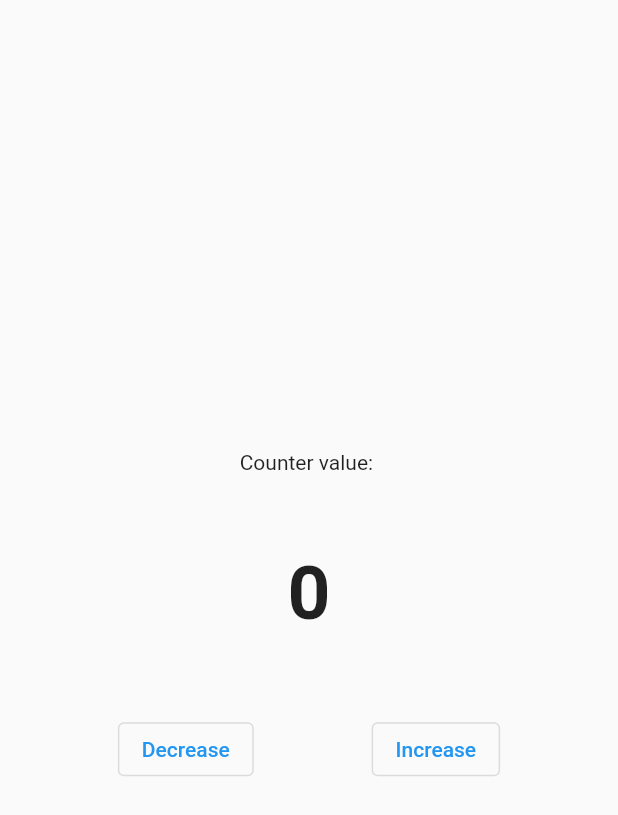
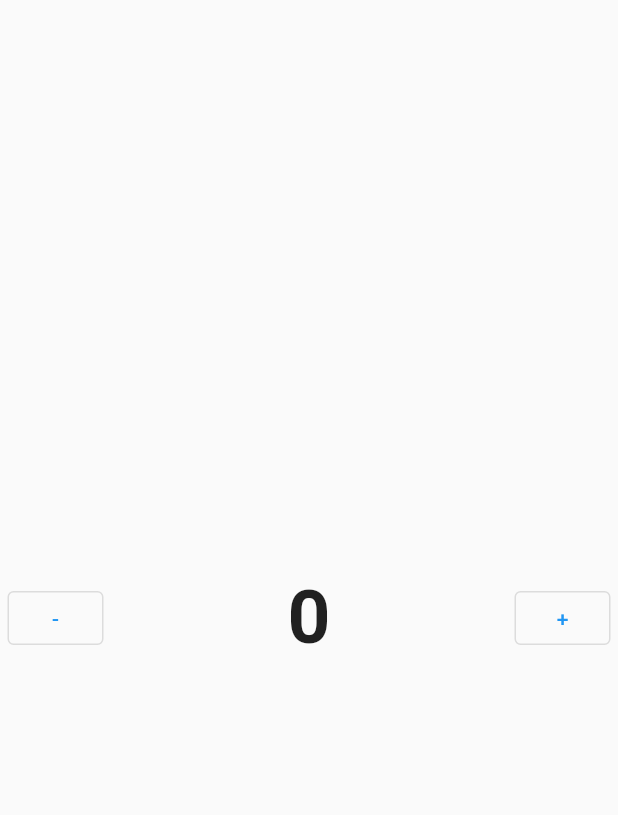
Before and after one commit to desdrianton/flutter_playground, a Flutter app: the screen it shows after launch, on a phone screen of 412 x 824 dp. Shown: the top 815 px of the screen. Run offline on Flutter 3.47's test engine with Material 2 defaults, Android fonts, the phone set to English and light mode, and no system bars.

Commit message:
Basic Provider

```diff
--- a/learn/state_provider/lib/_01_basic_provider/app.dart
+++ b/learn/state_provider/lib/_01_basic_provider/app.dart
@@ -1,18 +1,17 @@
-import 'package:flutter/cupertino.dart';
+import 'dart:developer';
+
 import 'package:flutter/material.dart';
-import 'package:provider/provider.dart';
+import 'package:state_provider/_01_basic_provider/counter_widget.dart';
 
 class BasicProviderApp extends StatelessWidget {
   const BasicProviderApp({Key? key}) : super(key: key);
 
   @override
   Widget build(BuildContext context) {
-    return ChangeNotifierProvider(
-      create: (context) => CounterModel(),
-      child: MaterialApp(
-        title: 'Basic Provider App',
-        home: MyPage(),
-      ),
+    log('=== BasicProviderApp.build');
+
+    return MaterialApp(
+      home: MyPage(),
     );
   }
 }
@@ -22,69 +21,10 @@ class MyPage extends StatelessWidget {
 
   @override
   Widget build(BuildContext context) {
+    log('=== MyPage.build');
+
     return Scaffold(
-      body: Center(
-        child: Column(
-          mainAxisAlignment: MainAxisAlignment.center,
-          children: [
-            const Text('Counter value: '),
-            const SizedBox(
-              height: 50,
-            ),
-            _counterInfo(),
-            const SizedBox(
-              height: 50,
-            ),
-            Row(
-              children: [_decreaseButton(context), _increaseButton(context)],
-              mainAxisAlignment: MainAxisAlignment.spaceEvenly,
-            ),
-          ],
-        ),
-      ),
-    );
-  }
-
-  Widget _counterInfo() {
-    return Consumer<CounterModel>(
-      builder: (context, counter, child) {
-        return Text(
-          '${counter.value}',
-          style: const TextStyle(fontSize: 50, fontWeight: FontWeight.bold),
-        );
-      },
-    );
-  }
-
-  Widget _decreaseButton(BuildContext context) {
-    return OutlinedButton(
-      onPressed: () {
-        context.read<CounterModel>().decrease();
-      },
-      child: const Text('Decrease'),
-    );
-  }
-
-  Widget _increaseButton(BuildContext context) {
-    return OutlinedButton(
-      onPressed: () {
-        context.read<CounterModel>().increase();
-      },
-      child: const Text('Increase'),
+      body: Center(child: CounterWidget(),),
     );
   }
 }
-
-class CounterModel with ChangeNotifier {
-  int value = 0;
-
-  void increase() {
-    value++;
-    notifyListeners();
-  }
-
-  void decrease() {
-    value--;
-    notifyListeners();
-  }
-}
--- /dev/null
+++ b/learn/state_provider/lib/_01_basic_provider/counter_widget.dart
@@ -0,0 +1,101 @@
+import 'dart:developer';
+
+import 'package:flutter/material.dart';
+import 'package:provider/provider.dart';
+
+class _CounterModel with ChangeNotifier {
+  int value = 0;
+
+  void increase() {
+    value++;
+    notifyListeners();
+  }
+
+  void decrease() {
+    value--;
+    notifyListeners();
+  }
+}
+
+class CounterWidget extends StatelessWidget {
+  CounterWidget() : super(key: UniqueKey());
+
+  @override
+  Widget build(BuildContext context) {
+    log('=== CounterWidget.build');
+
+    return ChangeNotifierProvider(
+      create: (context) => _CounterModel(),
+      builder: (context, child) {
+        log('=== ChangeNotifierProvider.builder');
+
+        return Row(
+          mainAxisAlignment: MainAxisAlignment.spaceEvenly,
+          children: [_DecreaseButton(), const Spacer(), _CounterInfo(), const Spacer(), _IncreaseButton()],
+        );
+      },
+    );
+  }
+}
+
+class _CounterInfo extends StatelessWidget {
+  _CounterInfo() : super(key: UniqueKey());
+
+  @override
+  Widget build(BuildContext context) {
+    log('=== CounterInfo.build');
+
+    return Consumer<_CounterModel>(
+      builder: (context, counter, child) {
+        log('=== Consumer.builder');
+
+        return Text(
+          '${counter.value}',
+          style: const TextStyle(fontSize: 50, fontWeight: FontWeight.bold),
+        );
+      },
+    );
+  }
+}
+
+class _DecreaseButton extends StatelessWidget {
+  _DecreaseButton() : super(key: UniqueKey());
+
+  @override
+  Widget build(BuildContext context) {
+    log('=== DecreaseButton.build');
+
+    var button = OutlinedButton(
+      onPressed: () {
+        context.read<_CounterModel>().decrease();
+      },
+      child: const Text('-'),
+    );
+
+    return Padding(
+      padding: const EdgeInsets.all(5),
+      child: button,
+    );
+  }
+}
+
+class _IncreaseButton extends StatelessWidget {
+  _IncreaseButton() : super(key: UniqueKey());
+
+  @override
+  Widget build(BuildContext context) {
+    log('=== IncreaseButton.build');
+
+    var button = OutlinedButton(
+      onPressed: () {
+        context.read<_CounterModel>().increase();
+      },
+      child: const Text('+'),
+    );
+
+    return Padding(
+      padding: const EdgeInsets.all(5),
+      child: button,
+    );
+  }
+}
```
